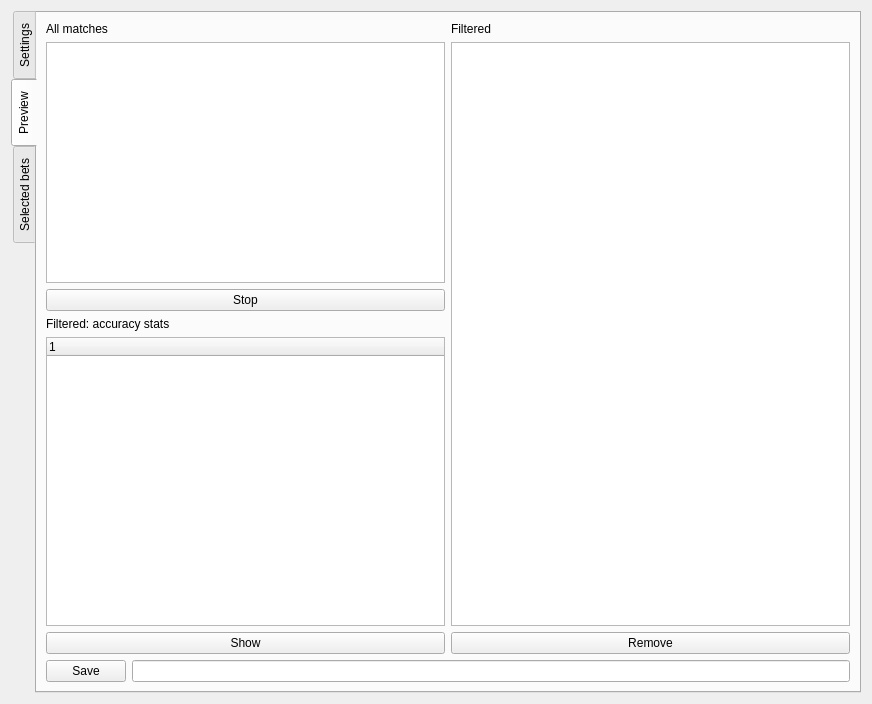
This is data/ui/simulator.ui in jacek-markowski/BetBoy as Qt 5 draws it before an edit. The edited form follows.
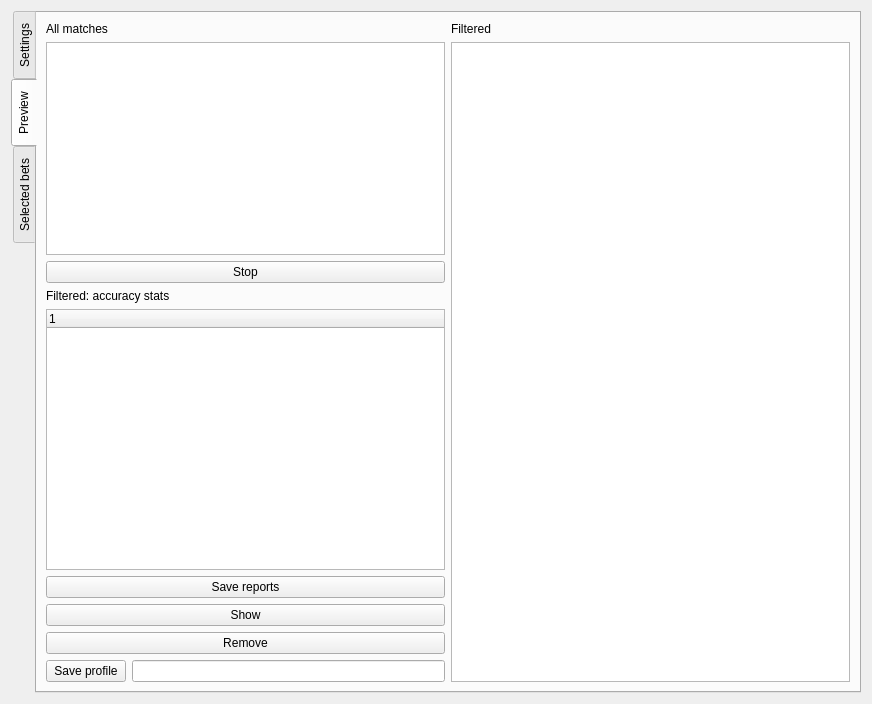
This is the edited form. The open tabs and pages were chosen to show the change. Icons and pictures are not drawn.

Commit message: layout changes, name in textobx after clicking profile, 0.4.0

Diff of the .ui file:
```diff
--- a/data/ui/simulator.ui
+++ b/data/ui/simulator.ui
@@ -5472,7 +5472,7 @@
       <attribute name="title">
        <string>Preview</string>
       </attribute>
-      <layout class="QVBoxLayout" name="verticalLayout_42">
+      <layout class="QVBoxLayout" name="verticalLayout_45">
        <item>
         <layout class="QHBoxLayout" name="horizontalLayout_14">
          <item>
@@ -5518,6 +5518,69 @@
              </column>
             </widget>
            </item>
+           <item>
+            <layout class="QVBoxLayout" name="verticalLayout_44">
+             <item>
+              <widget class="QPushButton" name="button_save_reports">
+               <property name="text">
+                <string>Save reports</string>
+               </property>
+               <property name="icon">
+                <iconset resource="../icons/icons.qrc">
+                 <normaloff>:/actions/actions/filesaveas.png</normaloff>:/actions/actions/filesaveas.png</iconset>
+               </property>
+              </widget>
+             </item>
+             <item>
+              <layout class="QVBoxLayout" name="verticalLayout_43">
+               <item>
+                <layout class="QVBoxLayout" name="verticalLayout_42">
+                 <item>
+                  <widget class="QPushButton" name="button_preview_show">
+                   <property name="text">
+                    <string>Show</string>
+                   </property>
+                   <property name="icon">
+                    <iconset resource="../icons/icons.qrc">
+                     <normaloff>:/actions/actions/reload.png</normaloff>:/actions/actions/reload.png</iconset>
+                   </property>
+                  </widget>
+                 </item>
+                 <item>
+                  <widget class="QPushButton" name="button_preview_remove">
+                   <property name="text">
+                    <string>Remove</string>
+                   </property>
+                   <property name="icon">
+                    <iconset resource="../icons/icons.qrc">
+                     <normaloff>:/actions/actions/edit_remove.png</normaloff>:/actions/actions/edit_remove.png</iconset>
+                   </property>
+                  </widget>
+                 </item>
+                </layout>
+               </item>
+               <item>
+                <layout class="QHBoxLayout" name="horizontalLayout_22">
+                 <item>
+                  <widget class="QPushButton" name="button_preview_save">
+                   <property name="text">
+                    <string>Save profile</string>
+                   </property>
+                   <property name="icon">
+                    <iconset resource="../icons/icons.qrc">
+                     <normaloff>:/actions/actions/filesaveas.png</normaloff>:/actions/actions/filesaveas.png</iconset>
+                   </property>
+                  </widget>
+                 </item>
+                 <item>
+                  <widget class="QLineEdit" name="line_preview_save"/>
+                 </item>
+                </layout>
+               </item>
+              </layout>
+             </item>
+            </layout>
+           </item>
           </layout>
          </item>
          <item>
@@ -5540,50 +5603,6 @@
          </item>
         </layout>
        </item>
-       <item>
-        <layout class="QHBoxLayout" name="horizontalLayout_21">
-         <item>
-          <widget class="QPushButton" name="button_preview_show">
-           <property name="text">
-            <string>Show</string>
-           </property>
-           <property name="icon">
-            <iconset resource="../icons/icons.qrc">
-             <normaloff>:/actions/actions/reload.png</normaloff>:/actions/actions/reload.png</iconset>
-           </property>
-          </widget>
-         </item>
-         <item>
-          <widget class="QPushButton" name="button_preview_remove">
-           <property name="text">
-            <string>Remove</string>
-           </property>
-           <property name="icon">
-            <iconset resource="../icons/icons.qrc">
-             <normaloff>:/actions/actions/edit_remove.png</normaloff>:/actions/actions/edit_remove.png</iconset>
-           </property>
-          </widget>
-         </item>
-        </layout>
-       </item>
-       <item>
-        <layout class="QHBoxLayout" name="horizontalLayout_22">
-         <item>
-          <widget class="QPushButton" name="button_preview_save">
-           <property name="text">
-            <string>Save</string>
-           </property>
-           <property name="icon">
-            <iconset resource="../icons/icons.qrc">
-             <normaloff>:/actions/actions/filesaveas.png</normaloff>:/actions/actions/filesaveas.png</iconset>
-           </property>
-          </widget>
-         </item>
-         <item>
-          <widget class="QLineEdit" name="line_preview_save"/>
-         </item>
-        </layout>
-       </item>
       </layout>
      </widget>
      <widget class="QWidget" name="tab_5">
```
Left out of the diff: 345 changed lines with no effect on the pictures. The commit also changes 16 other files.
